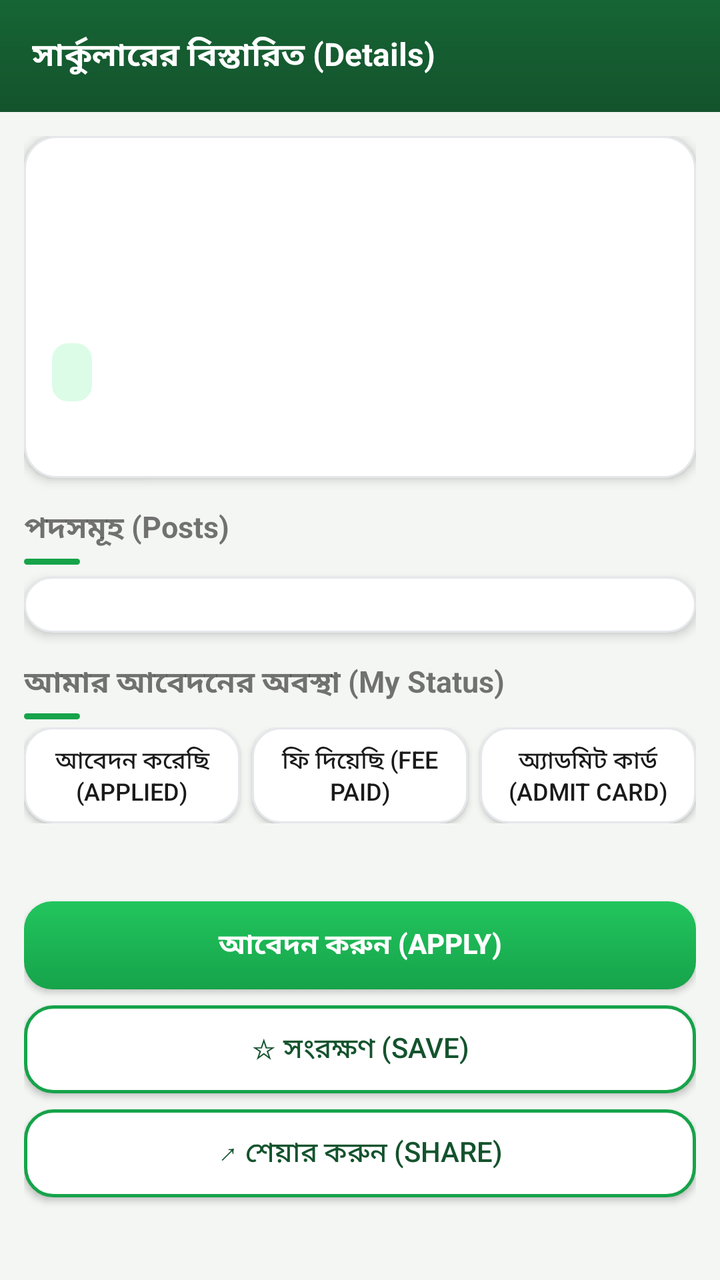
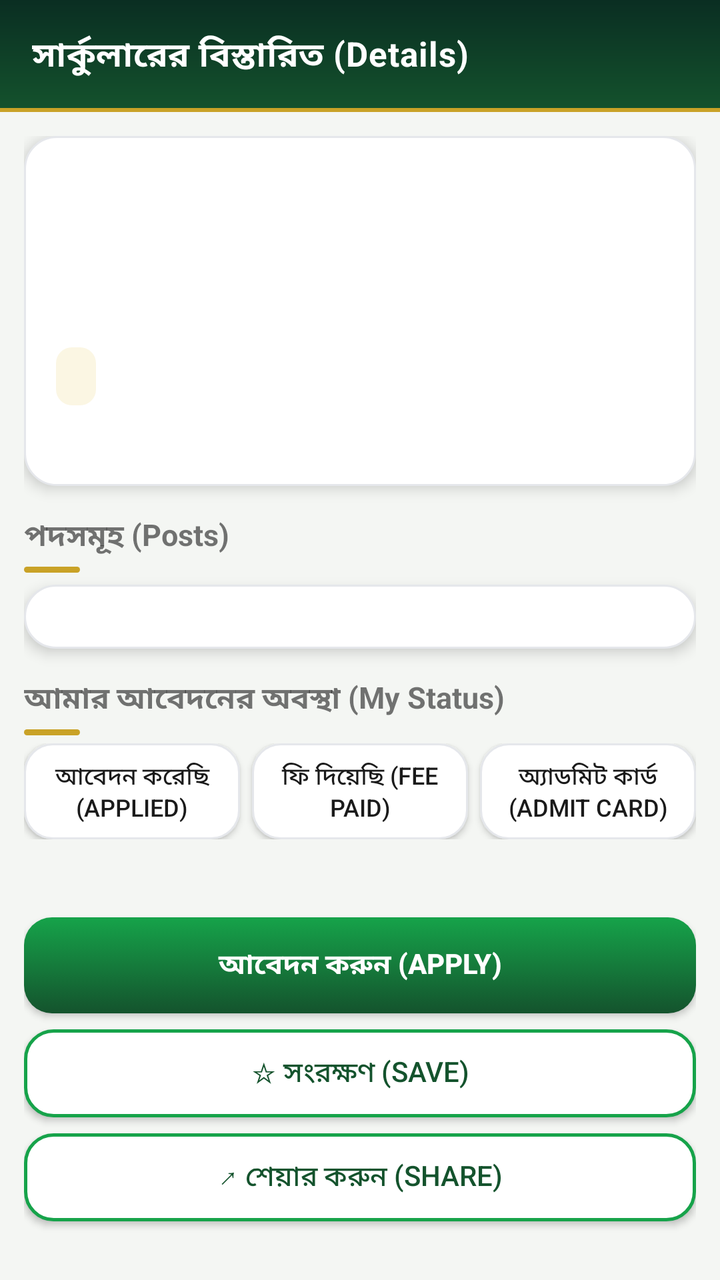

Before-and-after screenshots of an Android layout around one commit, followed by the original layout XML and the change that was made.
<!-- AndroidManifest.xml: application theme AppTheme -->
<!-- res/layout/activity_detail.xml -->
<?xml version="1.0" encoding="utf-8"?>
<LinearLayout xmlns:android="http://schemas.android.com/apk/res/android"
    android:layout_width="match_parent"
    android:layout_height="match_parent"
    android:orientation="vertical"
    android:background="@color/bg"
    android:fitsSystemWindows="true">

    <android.widget.Toolbar
        android:id="@+id/toolbar"
        android:layout_width="match_parent"
        android:layout_height="?android:attr/actionBarSize"
        android:background="@drawable/toolbar_bg"
        android:titleTextColor="#ffffff"
        android:titleTextAppearance="@style/ToolbarTitle"
        android:title="@string/detail_title" />

    <ScrollView
        android:layout_width="match_parent"
        android:layout_height="match_parent"
        android:fillViewport="true">
        <LinearLayout
            android:layout_width="match_parent"
            android:layout_height="wrap_content"
            android:orientation="vertical"
            android:padding="12dp"
            android:paddingBottom="32dp">
            <LinearLayout
                android:layout_width="match_parent"
                android:layout_height="wrap_content"
                android:orientation="vertical"
                android:background="@drawable/card_bg"
                android:elevation="3dp"
                android:padding="14dp">
                <TextView
                    android:id="@+id/org"
                    android:layout_width="wrap_content"
                    android:layout_height="wrap_content"
                    android:textSize="17sp"
                    android:textStyle="bold"
                    android:lineSpacingMultiplier="1.15"
                    android:textColor="@color/text_dark" />
                <TextView
                    android:id="@+id/orgEn"
                    android:layout_width="wrap_content"
                    android:layout_height="wrap_content"
                    android:textColor="@color/text_grey"
                    android:textSize="13sp" />
                <TextView
                    android:id="@+id/metaLine"
                    android:layout_width="wrap_content"
                    android:layout_height="wrap_content"
                    android:layout_marginTop="6dp"
                    android:textSize="13sp"
                    android:lineSpacingMultiplier="1.15" />
                <TextView
                    android:id="@+id/deadlineLine"
                    android:layout_width="wrap_content"
                    android:layout_height="wrap_content"
                    android:layout_marginTop="4dp"
                    android:textSize="13sp" />
                <TextView
                    android:id="@+id/cdText"
                    android:layout_width="wrap_content"
                    android:layout_height="wrap_content"
                    android:layout_marginTop="4dp"
                    android:textSize="14sp"
                    android:textStyle="bold"
                    android:textColor="@color/green_dark"
                    android:background="@drawable/countdown_bg"
                    android:paddingLeft="10dp"
                    android:paddingRight="10dp"
                    android:paddingTop="5dp"
                    android:paddingBottom="5dp" />
                <TextView
                    android:id="@+id/sourceNote"
                    android:layout_width="wrap_content"
                    android:layout_height="wrap_content"
                    android:layout_marginTop="8dp"
                    android:textColor="@color/text_grey"
                    android:textSize="12sp" />
            </LinearLayout>

            <TextView
                android:layout_width="wrap_content"
                android:layout_height="wrap_content"
                android:text="পদসমূহ (Posts)"
                android:textStyle="bold"
                android:textSize="15sp"
                android:layout_marginTop="14dp" />
            
            <View
                android:layout_width="28dp"
                android:layout_height="3dp"
                android:background="@drawable/accent_bar_h"
                android:layout_marginTop="4dp" />
            <LinearLayout
                android:id="@+id/postsBox"
                android:layout_width="match_parent"
                android:layout_height="wrap_content"
                android:orientation="vertical"
                android:background="@drawable/card_bg"
                android:elevation="3dp"
                android:padding="14dp"
                android:layout_marginTop="6dp" />

            <TextView
                android:layout_width="wrap_content"
                android:layout_height="wrap_content"
                android:text="আমার আবেদনের অবস্থা (My Status)"
                android:textStyle="bold"
                android:textSize="15sp"
                android:layout_marginTop="14dp" />
            <View
                android:layout_width="28dp"
                android:layout_height="3dp"
                android:background="@drawable/accent_bar_h"
                android:layout_marginTop="4dp" />
            <LinearLayout
                android:layout_width="match_parent"
                android:layout_height="wrap_content"
                android:orientation="horizontal"
                android:layout_marginTop="4dp">
                <Button
                    android:id="@+id/statusApplied"
                    android:layout_width="0dp"
                    android:layout_height="48dp"
                    android:layout_weight="1"
                    android:textSize="12sp"
                    android:maxLines="2"
                    android:text="আবেদন করেছি (Applied)"
                android:minHeight="0dp"
                android:background="@drawable/btn_ghost"
                android:textColor="@color/text_dark"
            />
                <Button
                    android:id="@+id/statusFee"
                    android:layout_width="0dp"
                    android:layout_height="48dp"
                    android:layout_weight="1"
                    android:textSize="12sp"
                    android:maxLines="2"
                    android:text="ফি দিয়েছি (Fee Paid)"
                    android:layout_marginLeft="6dp"
                android:minHeight="0dp"
                android:background="@drawable/btn_ghost"
                android:textColor="@color/text_dark"
            />
                <Button
                    android:id="@+id/statusAdmit"
                    android:layout_width="0dp"
                    android:layout_height="48dp"
                    android:layout_weight="1"
                    android:textSize="12sp"
                    android:maxLines="2"
                    android:text="অ্যাডমিট কার্ড (Admit Card)"
                    android:layout_marginLeft="6dp"
                android:minHeight="0dp"
                android:background="@drawable/btn_ghost"
                android:textColor="@color/text_dark"
            />
            </LinearLayout>
            <TextView
                android:id="@+id/statusText"
                android:layout_width="wrap_content"
                android:layout_height="wrap_content"
                android:layout_marginTop="6dp"
                android:textColor="@color/green_dark"
                android:textSize="14sp"
                android:textStyle="bold" />

            <Button
                android:id="@+id/applyBtn"
                android:layout_width="match_parent"
                android:layout_height="44dp"
                android:text="@string/apply"
                android:textSize="14sp"
                android:textStyle="bold"
                android:layout_marginTop="14dp"
                android:minHeight="0dp"
                android:background="@drawable/btn_primary"
                android:elevation="2dp"
                android:textColor="#ffffff"
            />
            <Button
                android:id="@+id/shortlistBtn"
                android:layout_width="match_parent"
                android:layout_height="44dp"
                android:text="@string/save_shortlist"
                android:textSize="14sp"
                android:layout_marginTop="8dp"
                android:minHeight="0dp"
                android:background="@drawable/btn_secondary"
                android:textColor="@color/green_dark"
            />
            <Button
                android:id="@+id/shareBtn"
                android:layout_width="match_parent"
                android:layout_height="44dp"
                android:text="↗ শেয়ার করুন (Share)"
                android:textSize="14sp"
                android:layout_marginTop="8dp"
                android:minHeight="0dp"
                android:background="@drawable/btn_secondary"
                android:textColor="@color/green_dark"
            />
        </LinearLayout>
    </ScrollView>
</LinearLayout>
<!-- resources referenced by this layout -->
<resources>
  <color name="bg">#f4f6f3</color>
  <color name="green_dark">#14532d</color>
  <color name="text_dark">#1a1a1a</color>
  <color name="text_grey">#5f6368</color>
  <!-- drawable accent_bar_h (drawable) -->
  <?xml version="1.0" encoding="utf-8"?>
  <shape xmlns:android="http://schemas.android.com/apk/res/android"
      android:shape="rectangle">
      <solid android:color="@color/green" />
      <corners android:radius="2dp" />
  </shape>
  <!-- drawable btn_ghost (drawable) -->
  <?xml version="1.0" encoding="utf-8"?>
  <selector xmlns:android="http://schemas.android.com/apk/res/android">
      <item android:state_pressed="true" android:drawable="@drawable/btn_ghost_pressed" />
      <item android:drawable="@drawable/btn_ghost_normal" />
  </selector>
  <!-- drawable btn_primary (drawable) -->
  <?xml version="1.0" encoding="utf-8"?>
  <selector xmlns:android="http://schemas.android.com/apk/res/android">
      <item android:state_pressed="true" android:drawable="@drawable/btn_primary_pressed" />
      <item android:drawable="@drawable/btn_primary_normal" />
  </selector>
  <!-- drawable card_bg (drawable) -->
  <?xml version="1.0" encoding="utf-8"?>
  <shape xmlns:android="http://schemas.android.com/apk/res/android"
      android:shape="rectangle">
      <solid android:color="#ffffff" />
      <stroke android:width="1dp" android:color="#E5E7EB" />
      <corners android:radius="16dp" />
  </shape>
  <!-- drawable countdown_bg (drawable) -->
  <?xml version="1.0" encoding="utf-8"?>
  <shape xmlns:android="http://schemas.android.com/apk/res/android"
      android:shape="rectangle">
      <solid android:color="@color/green_light" />
      <corners android:radius="8dp" />
  </shape>
  <!-- drawable toolbar_bg (drawable) -->
  <?xml version="1.0" encoding="utf-8"?>
  <shape xmlns:android="http://schemas.android.com/apk/res/android"
      android:shape="rectangle">
      <gradient
          android:angle="270"
          android:startColor="#166534"
          android:endColor="#14532d"
          android:type="linear" />
  </shape>
  <string name="apply">আবেদন করুন (Apply)</string>
  <string name="detail_title">সার্কুলারের বিস্তারিত (Details)</string>
  <string name="save_shortlist">☆ সংরক্ষণ (Save)</string>
  <style name="ToolbarTitle">
          <item name="android:textSize">16sp</item>
          <item name="android:textStyle">bold</item>
      </style>
  <color name="green">#16a34a</color>
  <!-- drawable btn_primary_pressed (drawable) -->
  <?xml version="1.0" encoding="utf-8"?>
  <shape xmlns:android="http://schemas.android.com/apk/res/android"
      android:shape="rectangle">
      <gradient
          android:angle="270"
          android:startColor="#16a34a"
          android:endColor="#15803d"
          android:type="linear" />
      <corners android:radius="14dp" />
  </shape>
  <!-- drawable btn_primary_normal (drawable) -->
  <?xml version="1.0" encoding="utf-8"?>
  <shape xmlns:android="http://schemas.android.com/apk/res/android"
      android:shape="rectangle">
      <gradient
          android:angle="270"
          android:startColor="#22c55e"
          android:endColor="#16a34a"
          android:type="linear" />
      <corners android:radius="14dp" />
  </shape>
  <color name="green_light">#dcfce7</color>
  <!-- unchanged entries left out for length: 6 -->
</resources>

<!-- the commit's change to res/layout/activity_detail.xml (unified diff, before → after) -->
@@ -30,8 +30,8 @@
                 android:layout_height="wrap_content"
                 android:orientation="vertical"
                 android:background="@drawable/card_bg"
-                android:elevation="3dp"
-                android:padding="14dp">
+                android:elevation="4dp"
+                android:padding="16dp">
                 <TextView
                     android:id="@+id/org"
                     android:layout_width="wrap_content"
@@ -100,8 +100,8 @@
                 android:layout_height="wrap_content"
                 android:orientation="vertical"
                 android:background="@drawable/card_bg"
-                android:elevation="3dp"
-                android:padding="14dp"
+                android:elevation="4dp"
+                android:padding="16dp"
                 android:layout_marginTop="6dp" />
 
             <TextView
@@ -172,7 +172,7 @@
             <Button
                 android:id="@+id/applyBtn"
                 android:layout_width="match_parent"
-                android:layout_height="44dp"
+                android:layout_height="48dp"
                 android:text="@string/apply"
                 android:textSize="14sp"
                 android:textStyle="bold"
<!-- resource entries referenced after the edit -->
@@ -8,7 +8,7 @@
   <?xml version="1.0" encoding="utf-8"?>
   <shape xmlns:android="http://schemas.android.com/apk/res/android"
       android:shape="rectangle">
-      <solid android:color="@color/green" />
+      <solid android:color="@color/gold" />
       <corners android:radius="2dp" />
   </shape>
   <!-- drawable btn_ghost (drawable) -->
@@ -35,26 +35,37 @@
   <?xml version="1.0" encoding="utf-8"?>
   <shape xmlns:android="http://schemas.android.com/apk/res/android"
       android:shape="rectangle">
-      <solid android:color="@color/green_light" />
+      <solid android:color="@color/gold_soft" />
       <corners android:radius="8dp" />
   </shape>
   <!-- drawable toolbar_bg (drawable) -->
   <?xml version="1.0" encoding="utf-8"?>
-  <shape xmlns:android="http://schemas.android.com/apk/res/android"
-      android:shape="rectangle">
-      <gradient
-          android:angle="270"
-          android:startColor="#166534"
-          android:endColor="#14532d"
-          android:type="linear" />
-  </shape>
+  <layer-list xmlns:android="http://schemas.android.com/apk/res/android">
+      <item>
+          <shape android:shape="rectangle">
+              <gradient
+                  android:angle="270"
+                  android:startColor="@color/green_deep"
+                  android:endColor="@color/green_dark"
+                  android:type="linear" />
+          </shape>
+      </item>
+      <item android:gravity="bottom">
+          <shape android:shape="rectangle">
+              <solid android:color="@color/gold" />
+              <size android:height="2dp" />
+          </shape>
+      </item>
+  </layer-list>
   <string name="apply">আবেদন করুন (Apply)</string>
   <string name="detail_title">সার্কুলারের বিস্তারিত (Details)</string>
   <string name="save_shortlist">☆ সংরক্ষণ (Save)</string>
   <style name="ToolbarTitle">
-          <item name="android:textSize">16sp</item>
+          <item name="android:textSize">17sp</item>
           <item name="android:textStyle">bold</item>
+          <item name="android:letterSpacing">0.02</item>
       </style>
+  <color name="gold">#c9a227</color>
   <color name="green">#16a34a</color>
   <!-- drawable btn_primary_pressed (drawable) -->
   <?xml version="1.0" encoding="utf-8"?>
@@ -62,8 +73,8 @@
       android:shape="rectangle">
       <gradient
           android:angle="270"
-          android:startColor="#16a34a"
-          android:endColor="#15803d"
+          android:startColor="@color/green_dark"
+          android:endColor="@color/green_deep"
           android:type="linear" />
       <corners android:radius="14dp" />
   </shape>
@@ -73,11 +84,13 @@
       android:shape="rectangle">
       <gradient
           android:angle="270"
-          android:startColor="#22c55e"
-          android:endColor="#16a34a"
+          android:startColor="@color/green"
+          android:endColor="@color/green_dark"
           android:type="linear" />
       <corners android:radius="14dp" />
   </shape>
+  <color name="gold_soft">#fbf6e3</color>
+  <color name="green_deep">#0a2e22</color>
   <color name="green_light">#dcfce7</color>
   <!-- unchanged entries left out for length: 6 -->
 </resources>
